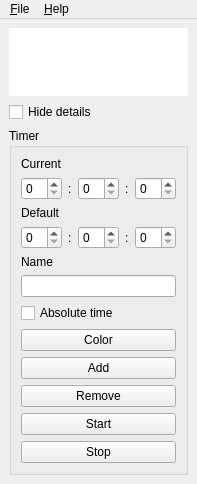
kervala/ktimer, file ui/mainwindow.ui: the form before one commit.
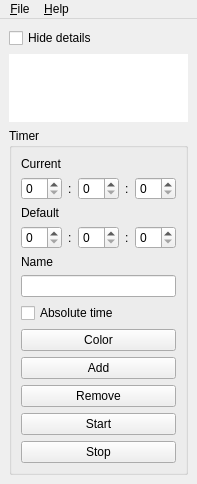
The form after the commit.

Commit message: Changed: Hide unused timers when details hidden

Patch:
```diff
--- a/ui/mainwindow.ui
+++ b/ui/mainwindow.ui
@@ -12,6 +12,13 @@
   </property>
   <widget class="QWidget" name="centralwidget">
    <layout class="QVBoxLayout" name="centralVerticalLayout">
+    <item>
+     <widget class="QCheckBox" name="hideDetailsCheckBox">
+      <property name="text">
+       <string>Hide details</string>
+      </property>
+     </widget>
+    </item>
     <item>
      <widget class="QListView" name="timersListView">
       <property name="frameShape">
@@ -31,13 +38,6 @@
       </property>
      </widget>
     </item>
-    <item>
-     <widget class="QCheckBox" name="hideDetailsCheckBox">
-      <property name="text">
-       <string>Hide details</string>
-      </property>
-     </widget>
-    </item>
     <item>
      <widget class="QGroupBox" name="detailsGroupBox">
       <property name="title">
```
The commit also changes 4 other files.
